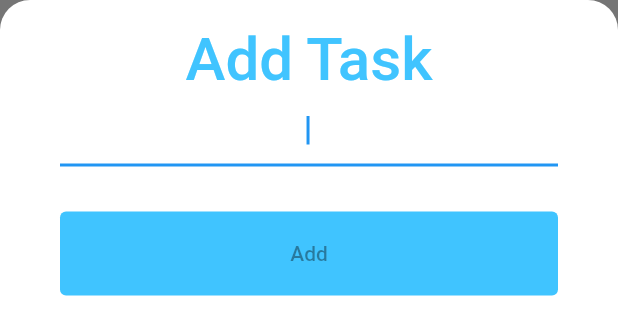
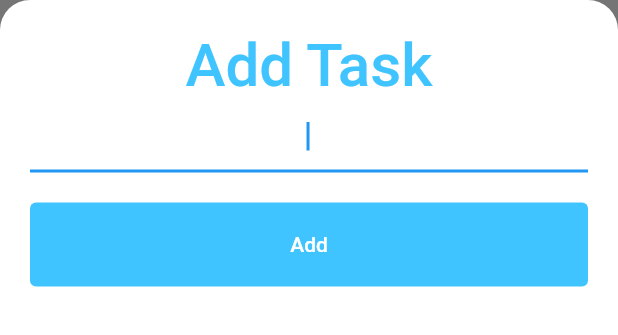
Before and after one commit to DevXanderCode/todoey_flutter, a Flutter app: the AddTaskScreen widget shown alone on an empty page, opened directly, on a phone screen of 412 x 824 dp. Shown: the top 335 px of the screen. Run offline on Flutter 3.47's test engine with Material 2 defaults, Android fonts, the phone set to English and light mode, and no system bars.

Commit message:
design the add task form on the bottom sheer

```diff
--- a/lib/screens/add_task_screen.dart
+++ b/lib/screens/add_task_screen.dart
@@ -6,6 +6,7 @@ class AddTaskScreen extends StatelessWidget {
     return Container(
       color: Color(0xFF757575),
       child: Container(
+        padding: EdgeInsets.all(20.0),
         decoration: BoxDecoration(
           color: Colors.white,
           borderRadius: BorderRadius.only(
@@ -13,8 +14,6 @@ class AddTaskScreen extends StatelessWidget {
             topRight: Radius.circular(20.0),
           ),
         ),
-        child: Padding(
-          padding: const EdgeInsets.symmetric(horizontal: 40.0, vertical: 16.0),
         child: Column(
           children: [
             Text(
@@ -29,19 +28,22 @@ class AddTaskScreen extends StatelessWidget {
               textAlign: TextAlign.center,
             ),
             Padding(
-                padding: const EdgeInsets.only(top: 30.0),
+              padding: const EdgeInsets.only(top: 20.0),
               child: TextButton(
                 style: TextButton.styleFrom(
                   minimumSize: Size(double.infinity, 56.0),
-                      backgroundColor: Colors.lightBlueAccent),
+                  backgroundColor: Colors.lightBlueAccent,
+                ),
                 onPressed: null,
-                  child: Text('Add'),
+                child: Text(
+                  'Add',
+                  style: TextStyle(color: Colors.white),
+                ),
               ),
             )
           ],
         ),
       ),
-      ),
     );
   }
 }
```
Lines whose indentation alone changed are shown as unchanged.
